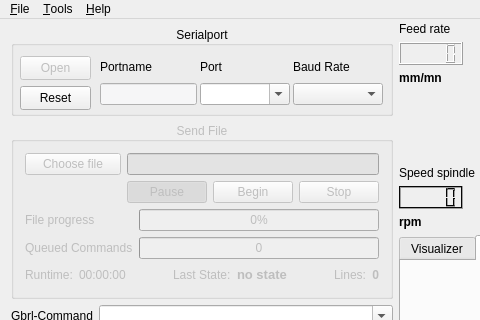
Old version of the form forms/mainwindow.ui in the repository AlfredoCubitos/GrblHoming; both pictures show x 0 to 480 and y 0 to 320 of the 1216 by 960 pixel window.
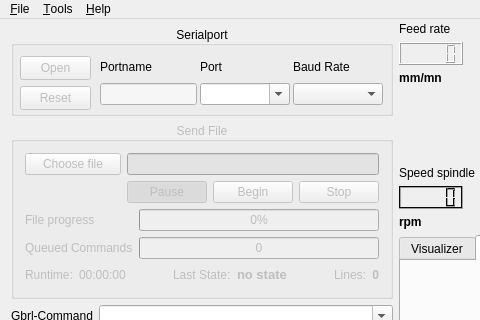
New version of the form. Icons and pictures are not drawn. Custom widgets are drawn as their Qt base class.

Diff of the .ui file:
```diff
--- a/forms/mainwindow.ui
+++ b/forms/mainwindow.ui
@@ -103,6 +103,9 @@
            </property>
           </widget>
           <widget class="QPushButton" name="btnResetPort">
+           <property name="enabled">
+            <bool>false</bool>
+           </property>
            <property name="geometry">
             <rect>
              <x>9</x>
```
